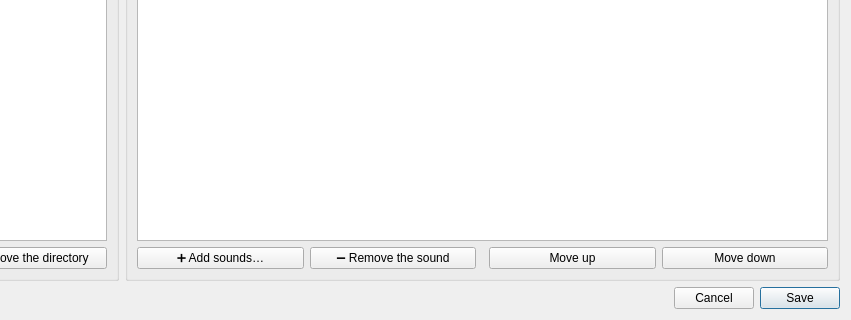
Above: src/machincast/interface/ui/bank_card.ui from dascritch/machincast before the change; both pictures show x 249 to 1100 and y 380 to 700 of the 1100 by 700 pixel window. Below: the same form after it.
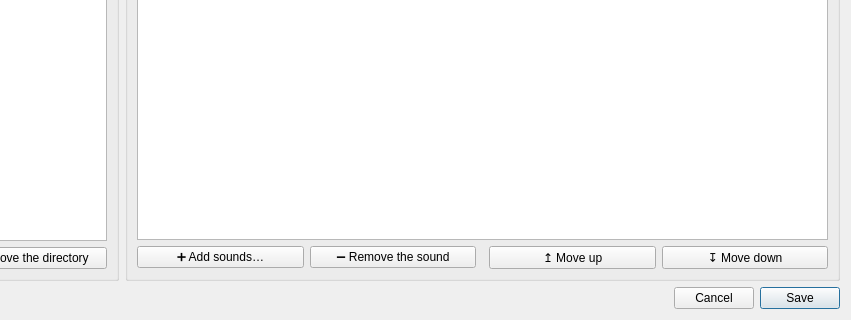
That is the form after the change.

```diff
--- a/src/machincast/interface/ui/bank_card.ui
+++ b/src/machincast/interface/ui/bank_card.ui
@@ -375,14 +375,14 @@
           <item>
            <widget class="QPushButton" name="raise_">
             <property name="text">
-             <string>Move up</string>
+             <string>↥ Move up</string>
             </property>
            </widget>
           </item>
           <item>
            <widget class="QPushButton" name="go_down">
             <property name="text">
-             <string>Move down</string>
+             <string>↧ Move down</string>
             </property>
            </widget>
           </item>
```
